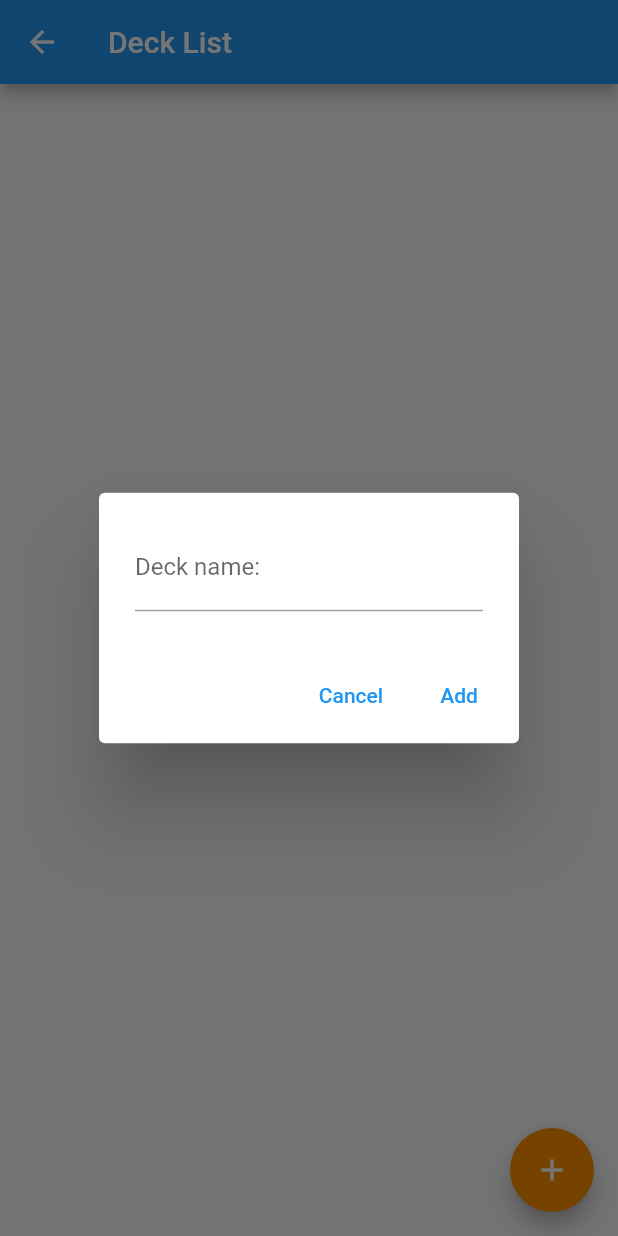
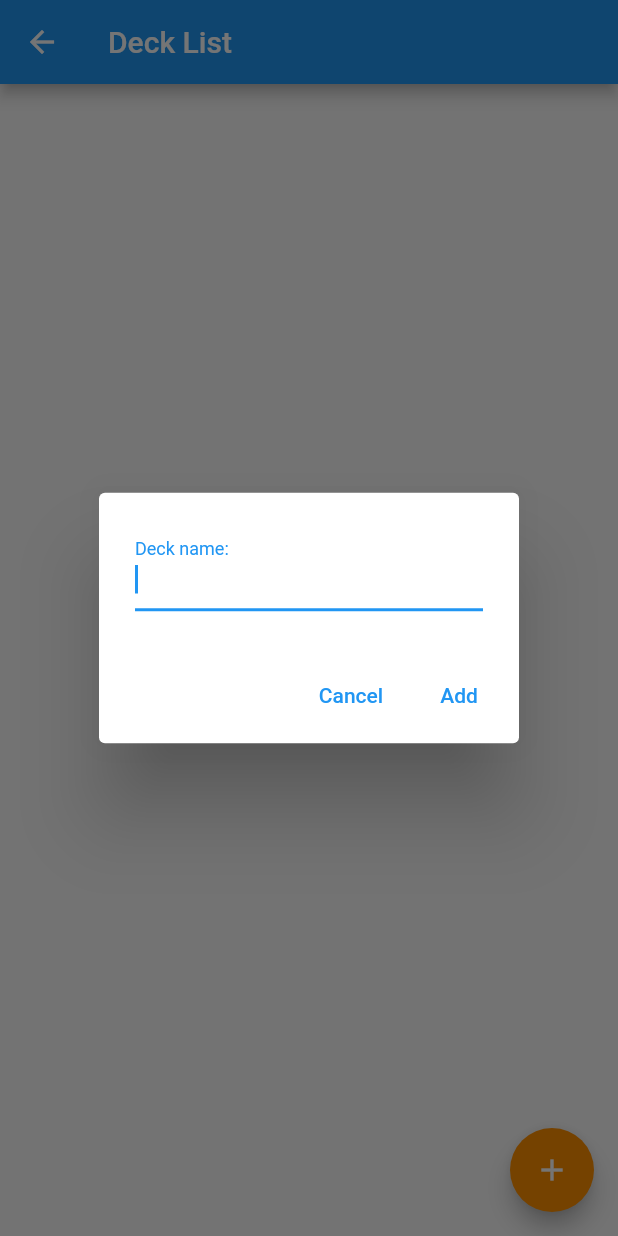
Before and after one commit to bernardopiane/yugioh-flutter-app, a Flutter app: the DeckListPage screen opened directly, after a tap on the "add" icon, on a phone screen of 412 x 824 dp. Run offline on Flutter 3.47's test engine with Material 2 defaults, Android fonts, the phone set to English and light mode, and no system bars; our stand-ins replace badges, cached_network_image, expandable, photo_view, shared_preferences; accounts and stored records are empty; network calls fail.

```diff
--- a/lib/pages/adv_search.dart
+++ b/lib/pages/adv_search.dart
@@ -1,4 +1,3 @@
-
 import 'package:flutter/material.dart';
 import 'package:yugi_deck/card_info_entity.dart';
 import 'package:yugi_deck/models/card_attributes.dart';
@@ -25,6 +24,8 @@ class _AdvSearchState extends State<AdvSearch> {
   Map<String, String>? query;
 
   Future<List<CardInfoEntity>>? data;
+
+  final GlobalKey dataKey = GlobalKey();
 
   final GlobalKey<FormFieldState> linkMarkerSelectorKey =
       GlobalKey<FormFieldState>();
@@ -263,6 +264,7 @@ class _AdvSearchState extends State<AdvSearch> {
                         title: ElevatedButton(
                           onPressed: () {
                             handleSearch();
+                            Scrollable.ensureVisible(dataKey.currentContext!);
                           },
                           child: const Text("Search"),
                         ),
@@ -272,6 +274,7 @@ class _AdvSearchState extends State<AdvSearch> {
               if (data != null)
                 FutureBuilder<List<CardInfoEntity>>(
                   future: data,
+                  key: dataKey,
                   initialData: const [],
                   builder: (context, snapshot) {
                     if (snapshot.hasData) {
--- a/lib/pages/deck_list_page.dart
+++ b/lib/pages/deck_list_page.dart
@@ -30,9 +30,10 @@ class _DeckListPageState extends State<DeckListPage> {
               builder: (context) {
                 return AlertDialog(
                   content: TextFormField(
-                    decoration: const InputDecoration(
-                        label: Text("Deck name: ")),
-                    onFieldSubmitted: (value){
+                    autofocus: true,
+                    decoration:
+                        const InputDecoration(label: Text("Deck name: ")),
+                    onFieldSubmitted: (value) {
                       setState(() {
                         inputDeckName = value;
                       });
@@ -78,9 +79,7 @@ class _DeckListPageState extends State<DeckListPage> {
       body: SafeArea(
         // minimum: const EdgeInsets.all(8),
         child: ListView(
-          children: [
-            ..._buildDeckList(context)
-          ],
+          children: [..._buildDeckList(context)],
         ),
       ),
     );
@@ -94,8 +93,8 @@ class _DeckListPageState extends State<DeckListPage> {
         ListTile(
           contentPadding: EdgeInsets.all(8),
           title: Text(element.name),
-          onLongPress: (){
-          //  TODO display actions
+          onLongPress: () {
+            //  TODO display actions
           },
           onTap: () => {
             Navigator.push(
--- a/lib/pages/main_page.dart
+++ b/lib/pages/main_page.dart
@@ -26,8 +26,9 @@ class _MainPageState extends State<MainPage>
   @override
   void initState() {
     super.initState();
-    data =
-        fetchCardList("https://db.ygoprodeck.com/api/v7/cardinfo.php", context);
+    data = fetchCardList(
+        "https://db.ygoprodeck.com/api/v7/cardinfo.php?num=10&offset=0",
+        context);
   }
 
   @override
--- a/pubspec.yaml
+++ b/pubspec.yaml
@@ -44,6 +44,7 @@ dependencies:
   path_provider: ^2.0.11
   popover: ^0.2.6+3
   badges: ^2.0.3
+  shared_preferences: ^2.0.15
 dev_dependencies:
   flutter_test:
     sdk: flutter
```
Also changed, not shown: lib/pages/deck_detail.dart (+10 -2 lines), lib/widgets/card_width_slider.dart (+16 -6 lines), pubspec.lock.
